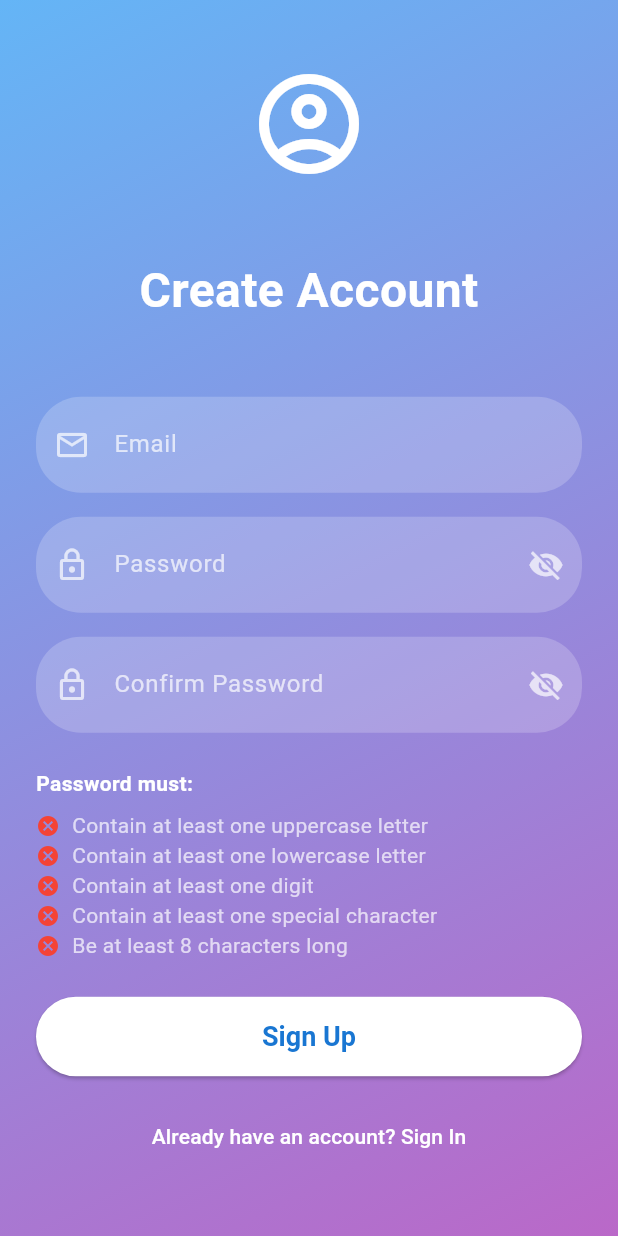
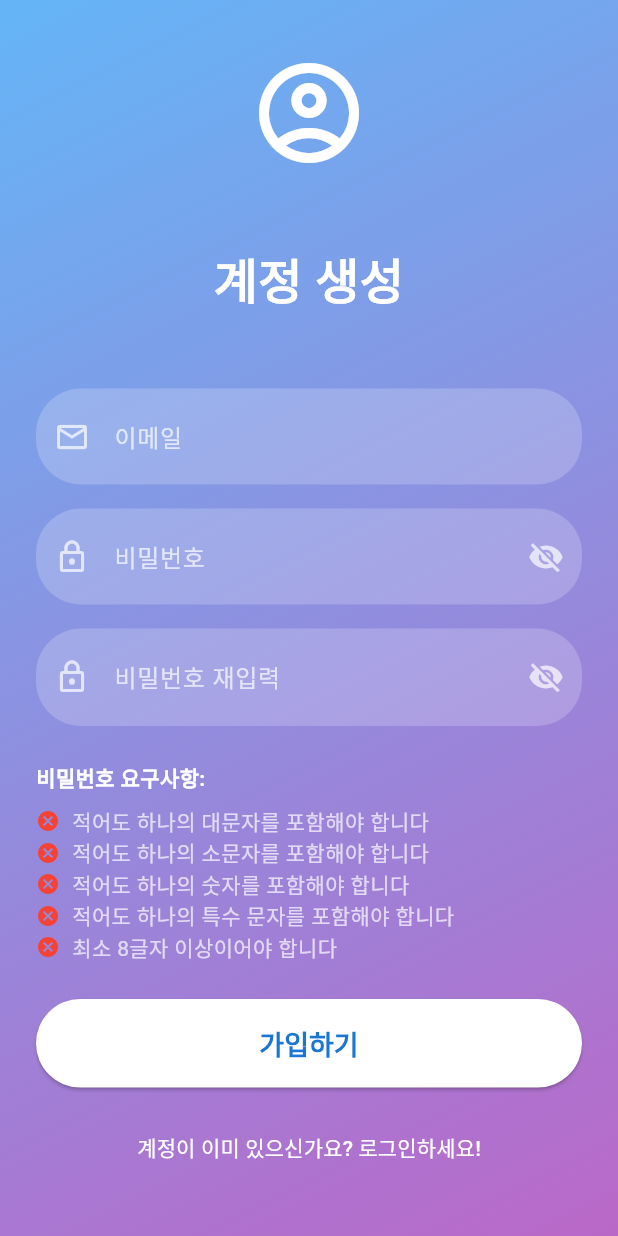
Before and after one commit to KongDaeyeong/capstone-design, a Flutter app: the SignUpPage screen opened directly, on a phone screen of 412 x 824 dp. Run offline on Flutter 3.47's test engine with Material 3 defaults, Android fonts, the phone set to English and light mode, and no system bars; our stand-ins replace fl_chart, flutter_blue_plus, flutter_local_notifications, flutter_secure_storage, permission_handler, sqflite and 1 more; missing offline and left inert: amazon_cognito_identity_dart_2; accounts and stored records are empty.

Commit message:
로그인 관련 페이지 수정

```diff
--- a/littletest2/lib/auth/screens/confirm_signup_page.dart
+++ b/littletest2/lib/auth/screens/confirm_signup_page.dart
@@ -31,7 +31,7 @@ class _ConfirmSignUpPageState extends State<ConfirmSignUpPage> {
 
     if (success) {
       ScaffoldMessenger.of(context).showSnackBar(
-        SnackBar(content: Text('Sign up confirmed. Please log in.')),
+        SnackBar(content: Text('인증에 성공했습니다. 로그인해주세요!')),
       );
       Navigator.of(context).pushAndRemoveUntil(
         MaterialPageRoute(builder: (_) => LoginPage()),
@@ -39,7 +39,7 @@ class _ConfirmSignUpPageState extends State<ConfirmSignUpPage> {
       );
     } else {
       ScaffoldMessenger.of(context).showSnackBar(
-        SnackBar(content: Text('Confirmation failed. Please try again.')),
+        SnackBar(content: Text('인증에 실패했습니다. 다시 시도해주세요!')),
       );
     }
   }
@@ -70,7 +70,7 @@ class _ConfirmSignUpPageState extends State<ConfirmSignUpPage> {
                   ),
                   SizedBox(height: 48),
                   Text(
-                    'Confirm Sign Up',
+                    '인증 확인',
                     style: TextStyle(
                       fontSize: 32,
                       fontWeight: FontWeight.bold,
@@ -80,7 +80,7 @@ class _ConfirmSignUpPageState extends State<ConfirmSignUpPage> {
                   ),
                   SizedBox(height: 16),
                   Text(
-                    'Please enter the confirmation code sent to ${widget.email}',
+                    '이메일 ${widget.email}로 전송된 코드를 입력해 주세요.',
                     style: TextStyle(
                       fontSize: 16,
                       color: Colors.white,
@@ -96,7 +96,7 @@ class _ConfirmSignUpPageState extends State<ConfirmSignUpPage> {
                     child: TextField(
                       controller: _confirmationCodeController,
                       decoration: InputDecoration(
-                        hintText: 'Confirmation Code',
+                        hintText: '인증 코드',
                         hintStyle: TextStyle(color: Colors.white70),
                         prefixIcon: Icon(Icons.confirmation_number_outlined, color: Colors.white70),
                         border: InputBorder.none,
@@ -111,7 +111,7 @@ class _ConfirmSignUpPageState extends State<ConfirmSignUpPage> {
                     onPressed: _isLoading ? null : _confirmSignUp,
                     child: _isLoading
                         ? CircularProgressIndicator(color: Colors.blue.shade700)
-                        : Text('Confirm Sign Up'),
+                        : Text('인증 확인'),
                     style: ElevatedButton.styleFrom(
                       foregroundColor: Colors.blue.shade700,
                       backgroundColor: Colors.white,
@@ -131,7 +131,7 @@ class _ConfirmSignUpPageState extends State<ConfirmSignUpPage> {
                       Navigator.of(context).pop();
                     },
                     child: Text(
-                      'Back to Sign In',
+                      '로그인 화면으로 돌아가기',
                       style: TextStyle(color: Colors.white),
                     ),
                   ),
--- a/littletest2/lib/auth/screens/login_page.dart
+++ b/littletest2/lib/auth/screens/login_page.dart
@@ -24,7 +24,7 @@ class _LoginPageState extends State<LoginPage> {
       );
     } else {
       ScaffoldMessenger.of(context).showSnackBar(
-        SnackBar(content: Text('Login failed. Please try again.')),
+        SnackBar(content: Text('로그인에 실패했습니다. 다시 시도해주세요')),
       );
     }
   }
@@ -55,7 +55,7 @@ class _LoginPageState extends State<LoginPage> {
                   ),
                   SizedBox(height: 48),
                   Text(
-                    'Welcome Back',
+                    '환영합니다!',
                     style: TextStyle(
                       fontSize: 32,
                       fontWeight: FontWeight.bold,
@@ -66,14 +66,14 @@ class _LoginPageState extends State<LoginPage> {
                   SizedBox(height: 48),
                   _buildTextField(
                     controller: _emailController,
-                    hintText: 'Email',
+                    hintText: '이메일',
                     prefixIcon: Icons.email_outlined,
                     keyboardType: TextInputType.emailAddress,
                   ),
                   SizedBox(height: 16),
                   _buildTextField(
                     controller: _passwordController,
-                    hintText: 'Password',
+                    hintText: '비밀번호',
                     prefixIcon: Icons.lock_outline,
                     obscureText: _obscurePassword,
                     suffixIcon: IconButton(
@@ -91,7 +91,7 @@ class _LoginPageState extends State<LoginPage> {
                   SizedBox(height: 24),
                   ElevatedButton(
                     onPressed: _signIn,
-                    child: Text('Sign In'),
+                    child: Text('로그인'),
                     style: ElevatedButton.styleFrom(
                       foregroundColor: Colors.blue.shade700, backgroundColor: Colors.white,
                       padding: EdgeInsets.symmetric(vertical: 16),
@@ -112,7 +112,7 @@ class _LoginPageState extends State<LoginPage> {
                       );
                     },
                     child: Text(
-                      'Don\'t have an account? Sign Up',
+                      '계정이 없으신가요? 계정을 만드세요!',
                       style: TextStyle(color: Colors.white),
                     ),
                   ),
--- a/littletest2/lib/auth/screens/signup_page.dart
+++ b/littletest2/lib/auth/screens/signup_page.dart
@@ -45,14 +45,14 @@ class _SignUpPageState extends State<SignUpPage> {
 
     if (password != confirmPassword) {
       ScaffoldMessenger.of(context).showSnackBar(
-        SnackBar(content: Text('Passwords do not match')),
+        SnackBar(content: Text('비밀번호가 일치하지 않습니다.')),
       );
       return;
     }
 
     if (!_hasUpperCase || !_hasLowerCase || !_hasDigit || !_hasSpecialChar || !_hasMinLength) {
       ScaffoldMessenger.of(context).showSnackBar(
-        SnackBar(content: Text('Password does not meet all requirements')),
+        SnackBar(content: Text('비밀번호가 조건을 충족하지 않습니다.')),
       );
       return;
     }
@@ -64,7 +64,7 @@ class _SignUpPageState extends State<SignUpPage> {
       );
     } else {
       ScaffoldMessenger.of(context).showSnackBar(
-        SnackBar(content: Text('Sign up failed. Please try again.')),
+        SnackBar(content: Text('가입 실패. 다시 시도해주세요.')),
       );
     }
   }
@@ -95,7 +95,7 @@ class _SignUpPageState extends State<SignUpPage> {
                   ),
                   SizedBox(height: 48),
                   Text(
-                    'Create Account',
+                    '계정 생성',
                     style: TextStyle(
                       fontSize: 32,
                       fontWeight: FontWeight.bold,
@@ -106,7 +106,7 @@ class _SignUpPageState extends State<SignUpPage> {
                   SizedBox(height: 48),
                   AuthTextField(
                     controller: _emailController,
-                    hintText: 'Email',
+                    hintText: '이메일',
                     prefixIcon: Icons.email_outlined,
                     keyboardType: TextInputType.emailAddress,
                   ),
@@ -116,7 +116,7 @@ class _SignUpPageState extends State<SignUpPage> {
                     children: [
                       AuthTextField(
                         controller: _passwordController,
-                        hintText: 'Password',
+                        hintText: '비밀번호',
                         prefixIcon: Icons.lock_outline,
                         obscureText: _obscurePassword,
                       ),
@@ -139,7 +139,7 @@ class _SignUpPageState extends State<SignUpPage> {
                     children: [
                       AuthTextField(
                         controller: _confirmPasswordController,
-                        hintText: 'Confirm Password',
+                        hintText: '비밀번호 재입력',
                         prefixIcon: Icons.lock_outline,
                         obscureText: _obscureConfirmPassword,
                       ),
@@ -161,7 +161,7 @@ class _SignUpPageState extends State<SignUpPage> {
                   SizedBox(height: 24),
                   ElevatedButton(
                     onPressed: _signUp,
-                    child: Text('Sign Up'),
+                    child: Text('가입하기'),
                     style: ElevatedButton.styleFrom(
                       foregroundColor: Colors.blue.shade700,
                       backgroundColor: Colors.white,
@@ -181,7 +181,7 @@ class _SignUpPageState extends State<SignUpPage> {
                       Navigator.of(context).pop();
                     },
                     child: Text(
-                      'Already have an account? Sign In',
+                      '계정이 이미 있으신가요? 로그인하세요!',
                       style: TextStyle(color: Colors.white),
                     ),
                   ),
@@ -199,15 +199,15 @@ class _SignUpPageState extends State<SignUpPage> {
       crossAxisAlignment: CrossAxisAlignment.start,
       children: [
         Text(
-          'Password must:',
+          '비밀번호 요구사항:',
           style: TextStyle(color: Colors.white, fontWeight: FontWeight.bold),
         ),
         SizedBox(height: 8),
-        _buildRequirement('Contain at least one uppercase letter', _hasUpperCase),
-        _buildRequirement('Contain at least one lowercase letter', _hasLowerCase),
-        _buildRequirement('Contain at least one digit', _hasDigit),
-        _buildRequirement('Contain at least one special character', _hasSpecialChar),
-        _buildRequirement('Be at least 8 characters long', _hasMinLength),
+        _buildRequirement('적어도 하나의 대문자를 포함해야 합니다', _hasUpperCase),
+        _buildRequirement('적어도 하나의 소문자를 포함해야 합니다', _hasLowerCase),
+        _buildRequirement('적어도 하나의 숫자를 포함해야 합니다', _hasDigit),
+        _buildRequirement('적어도 하나의 특수 문자를 포함해야 합니다', _hasSpecialChar),
+        _buildRequirement('최소 8글자 이상이어야 합니다', _hasMinLength),
       ],
     );
   }
```
